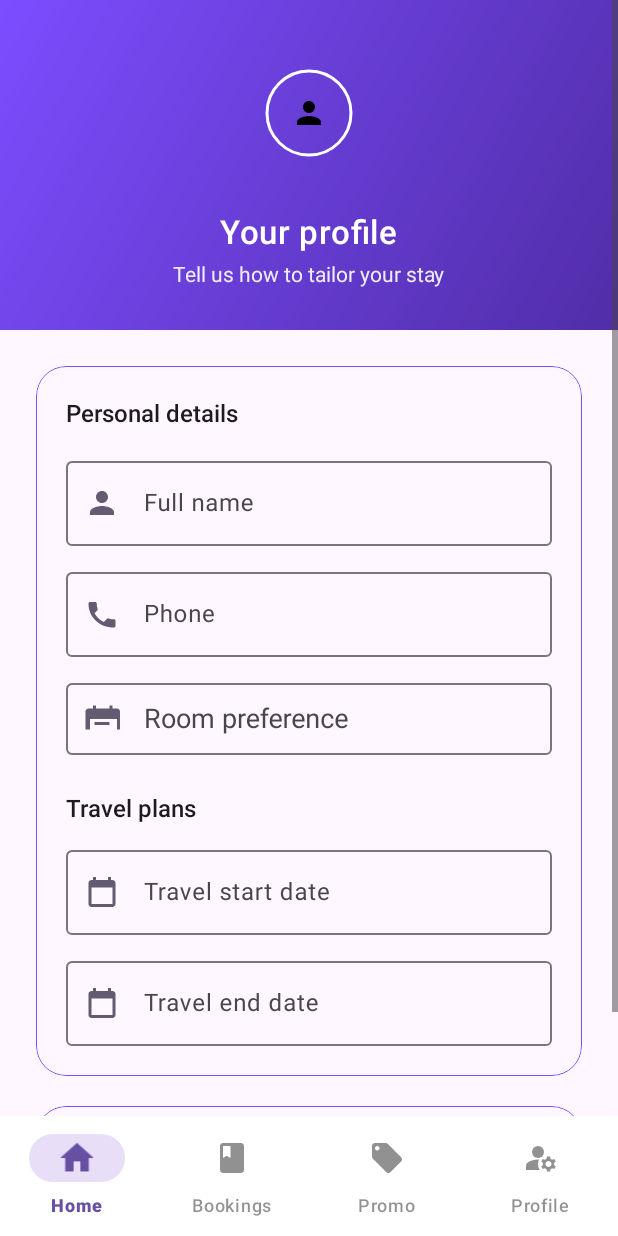
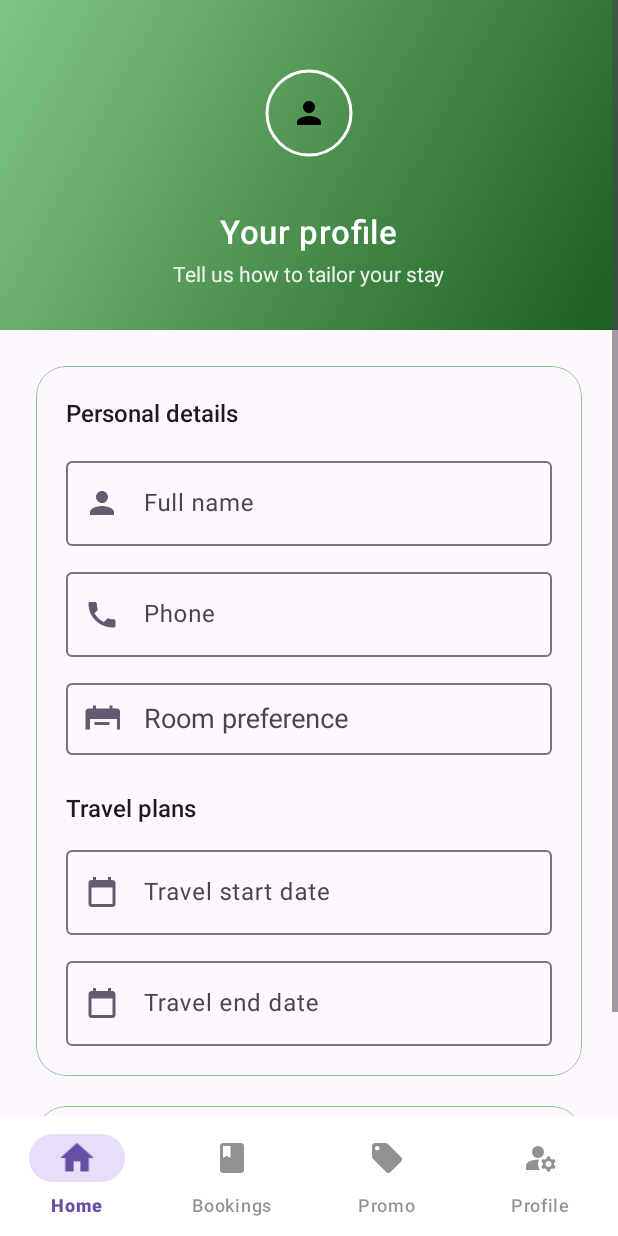
Before and after one commit to karththiga/resort-app, an Android app: the fragment ProfileFragment placed in its activity, on a phone screen of 412 x 824 dp. Run offline under Robolectric (Android 15) with nearby library versions, the phone set to English and light mode, and no system bars; our stand-ins replace Firebase (no records; nobody signed in at launch, a user with empty details on screens opened directly); plain views replace NestedScrollView; pictures from the network do not load.

Commit message:
Switch theme palette to green

```diff
--- a/app/src/main/res/drawable/bg_profile_header.xml
+++ b/app/src/main/res/drawable/bg_profile_header.xml
@@ -2,6 +2,6 @@
 <shape xmlns:android="http://schemas.android.com/apk/res/android" android:shape="rectangle">
     <gradient
         android:angle="135"
-        android:endColor="@color/purple_accent"
-        android:startColor="@color/purple_dark" />
+        android:endColor="@color/green_accent"
+        android:startColor="@color/green_dark" />
 </shape>
--- a/app/src/main/res/layout/activity_dashboard.xml
+++ b/app/src/main/res/layout/activity_dashboard.xml
@@ -18,7 +18,7 @@
         android:layout_height="wrap_content"
         android:layout_gravity="bottom"
         app:itemIconSize="24dp"
-        app:itemRippleColor="@color/purple_light"
+        app:itemRippleColor="@color/green_light"
         android:background="@android:color/white"
         app:itemIconTint="@color/bottom_nav_colors"
         app:itemTextColor="@color/bottom_nav_colors"
--- a/app/src/main/res/layout/fragment_profile.xml
+++ b/app/src/main/res/layout/fragment_profile.xml
@@ -70,7 +70,7 @@
                 android:layout_marginBottom="20dp"
                 app:cardCornerRadius="20dp"
                 app:cardUseCompatPadding="false"
-                app:strokeColor="@color/purple_accent"
+                app:strokeColor="@color/green_accent"
                 app:strokeWidth="0.5dp">
 
                 <LinearLayout
@@ -186,7 +186,7 @@
                 android:layout_marginBottom="20dp"
                 app:cardCornerRadius="20dp"
                 app:cardUseCompatPadding="false"
-                app:strokeColor="@color/purple_accent"
+                app:strokeColor="@color/green_accent"
                 app:strokeWidth="0.5dp">
 
                 <LinearLayout
--- a/app/src/main/res/values/colors.xml
+++ b/app/src/main/res/values/colors.xml
@@ -2,8 +2,8 @@
 <resources>
     <color name="black">#FF000000</color>
     <color name="white">#FFFFFFFF</color>
-    <color name="purple_primary">#673AB7</color>
-    <color name="purple_light">#D1C4E9</color>
-    <color name="purple_dark">#512DA8</color>
-    <color name="purple_accent">#7C4DFF</color>
+    <color name="green_primary">#2E7D32</color>
+    <color name="green_light">#C8E6C9</color>
+    <color name="green_dark">#1B5E20</color>
+    <color name="green_accent">#81C784</color>
 </resources>
```
Also changed, not shown: app/src/main/res/values/styles.xml (+5 -5 lines).
